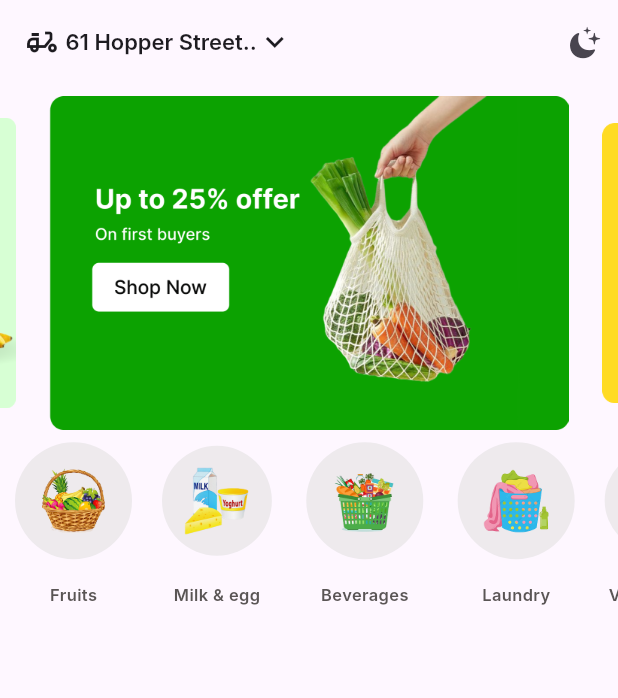
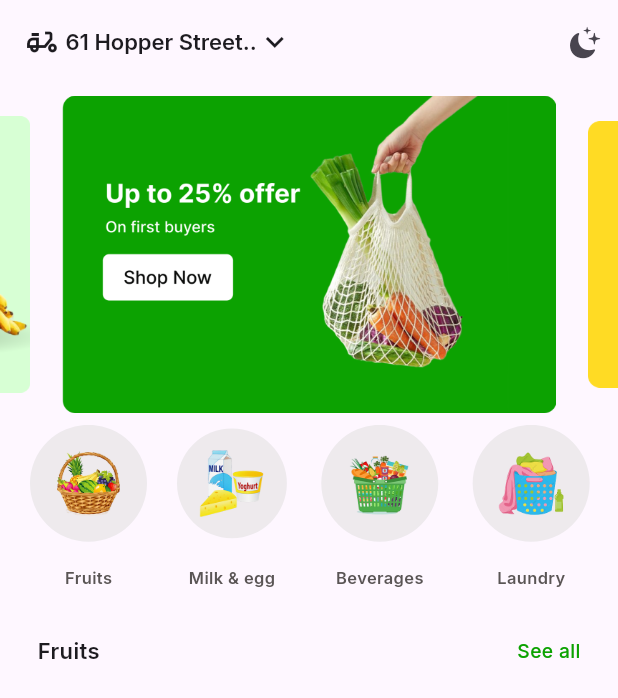
Before and after one commit to MohammedHafiz27/grabber, a Flutter app: the screen it shows after launch, on a phone screen of 412 x 824 dp. Shown: the top 698 px of the screen. Run offline on Flutter 3.47's test engine with Material 3 defaults, Android fonts, the light colour scheme and no system bars; drawn by our look-alikes of carousel_slider; our stand-ins replace flutter_svg, go_router, google_fonts.

Commit message:
fruits header

```diff
--- a/lib/Core/utils/app_styles.dart
+++ b/lib/Core/utils/app_styles.dart
@@ -1,4 +1,5 @@
 import 'package:flutter/material.dart';
+import 'package:google_fonts/google_fonts.dart';
 import 'package:grabber/Core/utils/size_config.dart';
 
 abstract class AppStyles {
@@ -6,7 +7,7 @@ abstract class AppStyles {
     return TextStyle(
       color: Theme.of(context).textTheme.bodyLarge?.color,
       fontSize: getResponsiveFontSize(context, fontSize: 16),
-      fontFamily: 'Inter',
+      fontFamily: GoogleFonts.inter().fontFamily,
       fontWeight: FontWeight.w600,
     );
   }
@@ -15,7 +16,7 @@ abstract class AppStyles {
     return TextStyle(
       color: Theme.of(context).textTheme.bodyLarge?.color,
       fontSize: getResponsiveFontSize(context, fontSize: 14),
-      fontFamily: 'Inter',
+      fontFamily: GoogleFonts.inter().fontFamily,
       fontWeight: FontWeight.w500,
       height: 1.43,
     );
@@ -25,7 +26,7 @@ abstract class AppStyles {
     return TextStyle(
       color: const Color(0xFF5A5555),
       fontSize: getResponsiveFontSize(context, fontSize: 12),
-      fontFamily: 'Inter',
+      fontFamily: GoogleFonts.inter().fontFamily,
       fontWeight: FontWeight.w600,
     );
   }
@@ -34,7 +35,7 @@ abstract class AppStyles {
     return TextStyle(
       color: Theme.of(context).textTheme.bodyLarge?.color,
       fontSize: getResponsiveFontSize(context, fontSize: 10),
-      fontFamily: 'Inter',
+      fontFamily: GoogleFonts.inter().fontFamily,
       fontWeight: FontWeight.w500,
     );
   }
--- a/lib/Features/home_page/presentation/views/home_page.dart
+++ b/lib/Features/home_page/presentation/views/home_page.dart
@@ -1,6 +1,7 @@
 import 'package:flutter/material.dart';
 import 'package:grabber/Features/home_page/presentation/views/widgets/category_item_list_builder.dart';
 import 'package:grabber/Features/home_page/presentation/views/widgets/custom_app_bar.dart';
+import 'package:grabber/Features/home_page/presentation/views/widgets/fruits_header.dart';
 import 'package:grabber/Features/home_page/presentation/views/widgets/my_carouse_slider.dart';
 
 class HomePage extends StatelessWidget {
@@ -10,11 +11,16 @@ class HomePage extends StatelessWidget {
   Widget build(BuildContext context) {
     return Scaffold(
       appBar: CustomAppBar(),
-      body: CustomScrollView(
-        slivers: [
-          SliverToBoxAdapter(child: MyCarouselSlider()),
-          SliverToBoxAdapter(child: CategoryItemListBuilder()),
-        ],
+      body: Padding(
+        padding: const EdgeInsets.symmetric(horizontal: 10.0),
+        child: CustomScrollView(
+          slivers: [
+            SliverToBoxAdapter(child: MyCarouselSlider()),
+            SliverToBoxAdapter(child: CategoryItemListBuilder()),
+            SliverToBoxAdapter(child: FruitsHeader()),
+
+          ],
+        ),
       ),
     );
   }
--- a/lib/Features/home_page/presentation/views/widgets/custom_app_bar.dart
+++ b/lib/Features/home_page/presentation/views/widgets/custom_app_bar.dart
@@ -8,6 +8,7 @@ class CustomAppBar extends StatelessWidget implements PreferredSizeWidget {
   @override
   Widget build(BuildContext context) {
     return AppBar(
+      backgroundColor: Colors.transparent,
       scrolledUnderElevation: 0,
       surfaceTintColor: Colors.transparent,
       elevation: 0,
--- /dev/null
+++ b/lib/Features/home_page/presentation/views/widgets/fruits_header.dart
@@ -0,0 +1,23 @@
+
+import 'package:flutter/widgets.dart';
+import 'package:grabber/Core/utils/app_styles.dart';
+
+class FruitsHeader extends StatelessWidget {
+  const FruitsHeader({
+    super.key,
+  });
+
+  @override
+  Widget build(BuildContext context) {
+    return Padding(
+      padding: const EdgeInsets.symmetric(horizontal: 15, vertical: 20),
+      child: Row(
+        mainAxisAlignment: MainAxisAlignment.spaceBetween,
+        children: [
+          Text("Fruits", style: AppStyles.styleBold16(context)),
+          Text("See all", style: AppStyles.styleSemiBold14(context).copyWith(color: Color(0xff0CA201))),
+        ],
+      ),
+    );
+  }
+}
--- a/lib/Features/home_page/presentation/views/widgets/my_carouse_slider.dart
+++ b/lib/Features/home_page/presentation/views/widgets/my_carouse_slider.dart
@@ -16,6 +16,7 @@ class MyCarouselSlider extends StatelessWidget {
         viewportFraction: 0.84,
         aspectRatio: 383 / 222,
         initialPage: 0,
+        clipBehavior: Clip.none,
         autoPlay: true,
         enlargeStrategy: CenterPageEnlargeStrategy.scale,
         autoPlayAnimationDuration: Duration(milliseconds: 2500),
--- a/pubspec.yaml
+++ b/pubspec.yaml
@@ -37,6 +37,7 @@ dependencies:
   flutter_svg: ^2.2.1
   go_router: ^16.2.2
   carousel_slider: ^5.1.1
+  google_fonts: ^6.3.1
 
 dev_dependencies:
   flutter_test:
```
Also changed, not shown: pubspec.lock, 10 other files.
